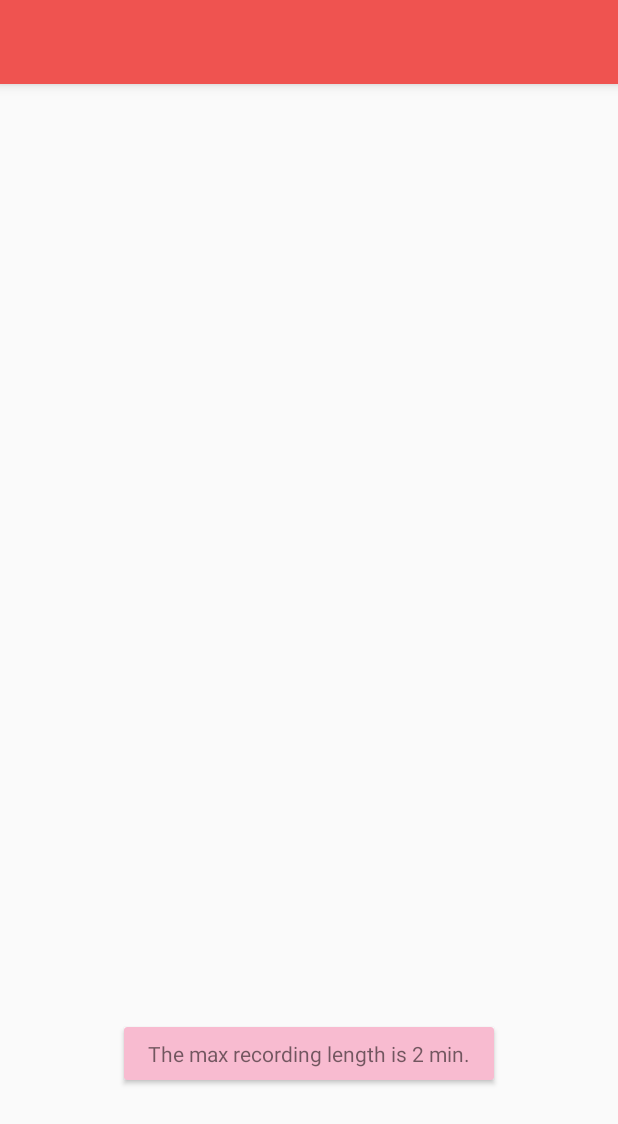
After one commit to tfandkusu/quickecho, an Android app: the layout activity_main2.xml on its own in the app's theme, with its tools: preview values and no code run, on a phone screen of 412 x 824 dp. The commit adds this screen. Shown: the top 1124 px of the screen. Run offline under Robolectric (Android 15) with nearby library versions, the phone set to English and light mode, and no system bars.

Commit message:
メインレイアウトを作成

```diff
--- a/app/build.gradle
+++ b/app/build.gradle
@@ -8,7 +8,7 @@ android {
 
     defaultConfig {
         applicationId "jp.bellware.echo"
-        minSdkVersion 15
+        minSdkVersion 21
         targetSdkVersion 28
         versionCode 8
         versionName "1.2.1"
@@ -34,7 +34,7 @@ android {
 
 dependencies {
     implementation fileTree(include: ['*.jar'], dir: 'libs')
-    implementation"org.jetbrains.kotlin:kotlin-stdlib-jdk7:$kotlin_version"
+    implementation "org.jetbrains.kotlin:kotlin-stdlib-jdk7:$kotlin_version"
 
     implementation 'androidx.appcompat:appcompat:1.0.2'
     implementation 'androidx.legacy:legacy-support-v4:1.0.0'
@@ -58,6 +58,7 @@ dependencies {
 
 
     //EspressoでUIテスト
+    implementation 'androidx.constraintlayout:constraintlayout:1.1.3'
     androidTestImplementation 'androidx.test:runner:1.2.0'
     androidTestImplementation 'androidx.test:rules:1.2.0'
     implementation 'androidx.test.espresso:espresso-core:3.2.0'
--- a/app/src/main/java/jp/bellware/echo/start/PermissionActivity.kt
+++ b/app/src/main/java/jp/bellware/echo/start/PermissionActivity.kt
@@ -11,7 +11,7 @@ import androidx.core.content.ContextCompat
 import androidx.appcompat.app.AlertDialog
 import androidx.appcompat.app.AppCompatActivity
 import jp.bellware.echo.R
-import jp.bellware.echo.main.MainActivity
+import jp.bellware.echo.main2.Main2Activity
 import kotlinx.android.synthetic.main.activity_permission.*
 
 /**
@@ -86,7 +86,7 @@ class PermissionActivity : AppCompatActivity() {
      * メイン画面を呼び出す
      */
     private fun callMainActivity() {
-        val intent = Intent(this, MainActivity::class.java)
+        val intent = Intent(this, Main2Activity::class.java)
         startActivityForResult(intent, CODE_MAIN)
     }
 
--- /dev/null
+++ b/app/src/main/res/layout/activity_main2.xml
@@ -0,0 +1,56 @@
+<?xml version="1.0" encoding="utf-8"?>
+<androidx.constraintlayout.widget.ConstraintLayout xmlns:android="http://schemas.android.com/apk/res/android"
+    xmlns:app="http://schemas.android.com/apk/res-auto"
+    xmlns:tools="http://schemas.android.com/tools"
+    android:layout_width="match_parent"
+    android:layout_height="match_parent"
+    tools:context=".main2.Main2Activity">
+
+    <androidx.appcompat.widget.Toolbar
+        android:id="@+id/toolbar"
+        android:layout_width="match_parent"
+        android:layout_height="wrap_content"
+        android:background="?attr/colorPrimary"
+        android:elevation="5dp"
+        android:minHeight="?attr/actionBarSize"
+        android:theme="?attr/actionBarTheme"
+        app:layout_constraintEnd_toEndOf="parent"
+        app:layout_constraintStart_toStartOf="parent"
+        app:layout_constraintTop_toTopOf="parent" />
+    <!-- 爆発エフェクト表示 -->
+    <jp.bellware.echo.main.view.ExplosionView
+        android:id="@+id/explosionView"
+        android:layout_width="wrap_content"
+        android:layout_height="wrap_content"
+        app:layout_constraintBottom_toBottomOf="parent"
+        app:layout_constraintEnd_toEndOf="parent"
+        app:layout_constraintStart_toStartOf="parent"
+        app:layout_constraintTop_toBottomOf="@+id/toolbar" />
+    <!-- 警告表示 -->
+    <androidx.cardview.widget.CardView
+        android:layout_width="wrap_content"
+        android:layout_height="wrap_content"
+        android:layout_marginStart="8dp"
+        android:layout_marginEnd="8dp"
+        android:layout_marginBottom="104dp"
+        android:elevation="4dp"
+        app:cardBackgroundColor="@color/warning"
+        app:layout_constraintBottom_toBottomOf="parent"
+        app:layout_constraintEnd_toEndOf="parent"
+        app:layout_constraintStart_toStartOf="parent">
+
+        <TextView
+            android:id="@+id/warning_mute_text"
+            android:layout_width="match_parent"
+            android:layout_height="wrap_content"
+            android:layout_gravity="center"
+            android:layout_marginLeft="16dp"
+            android:layout_marginTop="8dp"
+            android:layout_marginRight="16dp"
+            android:layout_marginBottom="8dp"
+            android:singleLine="true"
+            android:text="@string/warning_time_limit" />
+    </androidx.cardview.widget.CardView>
+    <!-- TODO Android 9 では陰が表示されない -->
+
+</androidx.constraintlayout.widget.ConstraintLayout>
```
Also changed, not shown: app/src/main/AndroidManifest.xml (+29 -28 lines), app/src/main/java/jp/bellware/echo/main2/Main2Activity.kt (added, +15 -0 lines).
